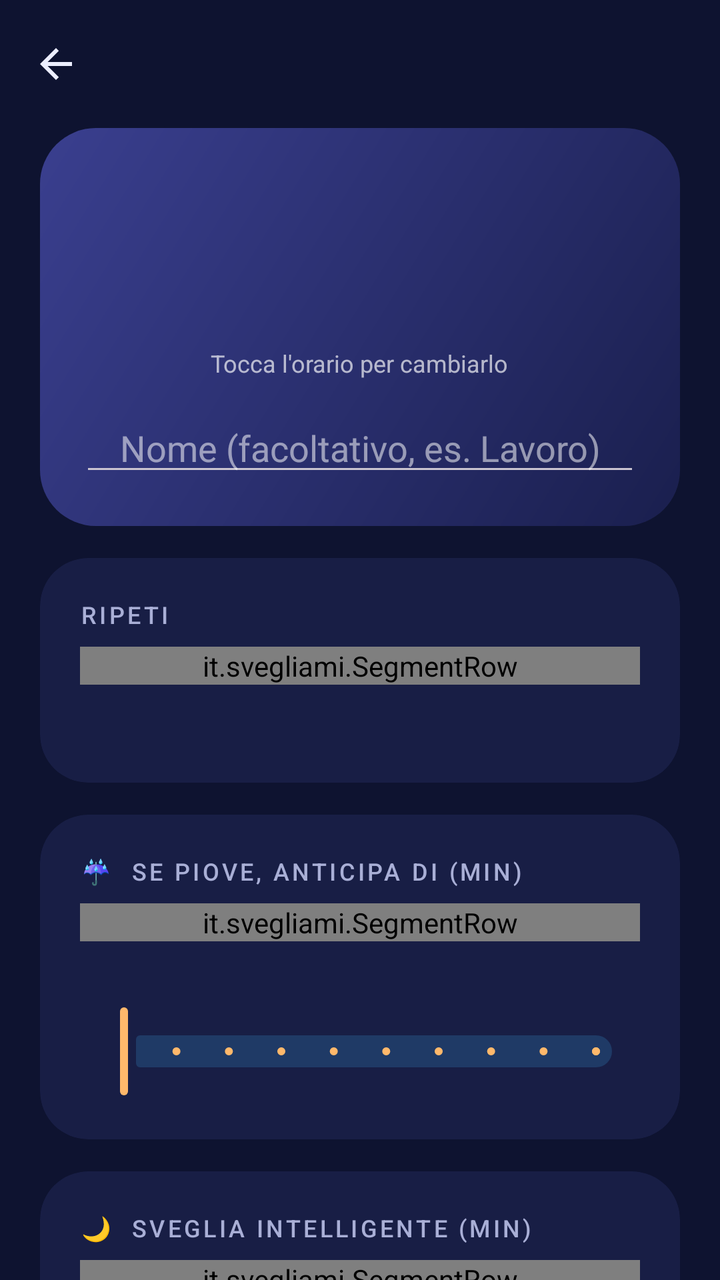
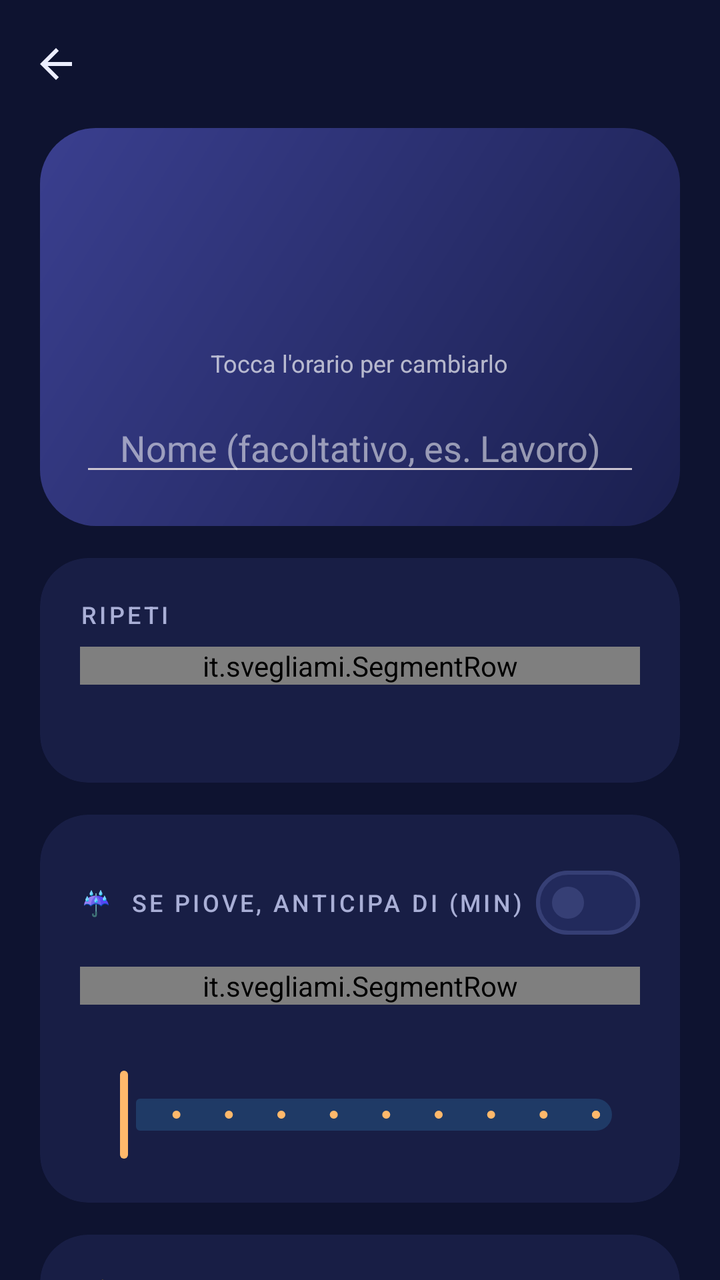

An Android layout rendered at two revisions. The XML below is the earlier revision; the diff shows what the commit changed to produce the second picture.
<!-- AndroidManifest.xml: application theme Theme.Svegliami -->
<!-- res/layout/activity_edit_alarm.xml -->
<?xml version="1.0" encoding="utf-8"?>
<LinearLayout xmlns:android="http://schemas.android.com/apk/res/android"
    xmlns:app="http://schemas.android.com/apk/res-auto"
    android:layout_width="match_parent"
    android:layout_height="match_parent"
    android:background="@color/night_bg"
    android:orientation="vertical">

    <com.google.android.material.appbar.MaterialToolbar
        android:id="@+id/toolbar"
        android:layout_width="match_parent"
        android:layout_height="?attr/actionBarSize"
        app:navigationIcon="@drawable/ic_arrow_back"
        app:titleTextColor="@color/on_surface" />

    <androidx.core.widget.NestedScrollView
        android:layout_width="match_parent"
        android:layout_height="match_parent">

        <LinearLayout
            android:layout_width="match_parent"
            android:layout_height="wrap_content"
            android:orientation="vertical"
            android:paddingStart="20dp"
            android:paddingEnd="20dp"
            android:paddingBottom="32dp">

            
            <LinearLayout
                android:layout_width="match_parent"
                android:layout_height="wrap_content"
                android:background="@drawable/bg_hero_night"
                android:gravity="center_horizontal"
                android:orientation="vertical"
                android:padding="20dp">

                <TextView
                    android:id="@+id/btnTime"
                    android:layout_width="wrap_content"
                    android:layout_height="wrap_content"
                    android:background="?attr/selectableItemBackground"
                    android:fontFamily="sans-serif-light"
                    android:includeFontPadding="false"
                    android:paddingHorizontal="16dp"
                    android:textColor="#FFFFFF"
                    android:textSize="76sp" />

                <TextView
                    android:layout_width="wrap_content"
                    android:layout_height="wrap_content"
                    android:text="Tocca l'orario per cambiarlo"
                    android:textColor="#AAFFFFFF"
                    android:textSize="12sp" />

                <EditText
                    android:id="@+id/etLabel"
                    android:layout_width="match_parent"
                    android:layout_height="wrap_content"
                    android:layout_marginTop="12dp"
                    android:gravity="center"
                    android:hint="Nome (facoltativo, es. Lavoro)"
                    android:inputType="textCapSentences"
                    android:textColor="#FFFFFF"
                    android:textColorHint="#88FFFFFF" />
            </LinearLayout>

            
            <com.google.android.material.card.MaterialCardView
                android:layout_width="match_parent"
                android:layout_height="wrap_content"
                android:layout_marginTop="16dp">

                <LinearLayout
                    android:layout_width="match_parent"
                    android:layout_height="wrap_content"
                    android:orientation="vertical"
                    android:padding="20dp">
            <TextView
                style="@style/Svegliami.Overline"
                android:layout_width="wrap_content"
                android:layout_height="wrap_content"
                android:layout_marginBottom="8dp"
                android:text="Ripeti" />
                    <it.svegliami.SegmentRow
                        android:id="@+id/chipDays"
                        android:layout_width="match_parent"
                        android:layout_height="wrap_content" />

                    <TextView
                        android:id="@+id/tvDaysHint"
                        style="@style/Svegliami.Body"
                        android:layout_width="wrap_content"
                        android:layout_height="wrap_content"
                        android:layout_marginTop="10dp" />
                </LinearLayout>
            </com.google.android.material.card.MaterialCardView>

            
            <com.google.android.material.card.MaterialCardView
                android:layout_width="match_parent"
                android:layout_height="wrap_content"
                android:layout_marginTop="16dp">

                <LinearLayout
                    android:layout_width="match_parent"
                    android:layout_height="wrap_content"
                    android:orientation="vertical"
                    android:padding="20dp">
            <TextView
                style="@style/Svegliami.Overline"
                android:layout_width="wrap_content"
                android:layout_height="wrap_content"
                android:layout_marginBottom="8dp"
                android:text="☔  Se piove, anticipa di (min)" />
                    <it.svegliami.SegmentRow
                        android:id="@+id/chipAdvance"
                        android:layout_width="match_parent"
                        android:layout_height="wrap_content" />

                    <TextView
                        android:id="@+id/tvProb"
                        style="@style/Svegliami.Body"
                        android:layout_width="wrap_content"
                        android:layout_height="wrap_content"
                        android:layout_marginTop="12dp" />

                    <com.google.android.material.slider.Slider
                        android:id="@+id/sliderProb"
                        android:layout_width="match_parent"
                        android:layout_height="wrap_content"
                        android:stepSize="10"
                        android:valueFrom="10"
                        android:valueTo="100"
                        app:labelBehavior="gone" />
                </LinearLayout>
            </com.google.android.material.card.MaterialCardView>

            
            <com.google.android.material.card.MaterialCardView
                android:layout_width="match_parent"
                android:layout_height="wrap_content"
                android:layout_marginTop="16dp">

                <LinearLayout
                    android:layout_width="match_parent"
                    android:layout_height="wrap_content"
                    android:orientation="vertical"
                    android:padding="20dp">
            <TextView
                style="@style/Svegliami.Overline"
                android:layout_width="wrap_content"
                android:layout_height="wrap_content"
                android:layout_marginBottom="8dp"
                android:text="🌙  Sveglia intelligente (min)" />
                    <it.svegliami.SegmentRow
                        android:id="@+id/chipSmart"
                        android:layout_width="match_parent"
                        android:layout_height="wrap_content" />

                    <TextView
                        style="@style/Svegliami.Body"
                        android:layout_width="wrap_content"
                        android:layout_height="wrap_content"
                        android:layout_marginTop="12dp"
                        android:text="Ti sveglia nel sonno leggero entro la finestra scelta. Funziona se la sera avvii «Buonanotte» nella sezione Sonno, con il telefono sul materasso o sul comodino." />
                </LinearLayout>
            </com.google.android.material.card.MaterialCardView>

            
            <com.google.android.material.card.MaterialCardView
                android:layout_width="match_parent"
                android:layout_height="wrap_content"
                android:layout_marginTop="16dp">

                <LinearLayout
                    android:layout_width="match_parent"
                    android:layout_height="wrap_content"
                    android:orientation="vertical"
                    android:padding="20dp">
            <TextView
                style="@style/Svegliami.Overline"
                android:layout_width="wrap_content"
                android:layout_height="wrap_content"
                android:layout_marginBottom="8dp"
                android:text="🔔  Suoneria" />
                    <LinearLayout
                        android:layout_width="match_parent"
                        android:layout_height="wrap_content"
                        android:orientation="horizontal">

                        <Button
                            android:id="@+id/btnRingtone"
                            style="@style/Widget.Material3.Button.TonalButton"
                            android:layout_width="0dp"
                            android:layout_height="wrap_content"
                            android:layout_weight="1"
                            android:ellipsize="end"
                            android:maxLines="1" />

                        <Button
                            android:id="@+id/btnPreview"
                            style="@style/Widget.Material3.Button.OutlinedButton"
                            android:layout_width="wrap_content"
                            android:layout_height="wrap_content"
                            android:layout_marginStart="8dp"
                            android:text="▶ Prova" />
                    </LinearLayout>
                </LinearLayout>
            </com.google.android.material.card.MaterialCardView>

            <Button
                android:id="@+id/btnSave"
                android:layout_width="match_parent"
                android:layout_height="60dp"
                android:layout_marginTop="24dp"
                android:text="Salva"
                android:textSize="17sp" />

            <Button
                android:id="@+id/btnTest"
                style="@style/Widget.Material3.Button.TonalButton"
                android:layout_width="match_parent"
                android:layout_height="wrap_content"
                android:layout_marginTop="4dp"
                android:text="☁  Controlla il meteo adesso" />

            <Button
                android:id="@+id/btnDelete"
                style="@style/Widget.Material3.Button.TextButton"
                android:layout_width="match_parent"
                android:layout_height="wrap_content"
                android:text="Elimina sveglia"
                android:textColor="@color/error" />

            <TextView
                android:id="@+id/tvStatus"
                style="@style/Svegliami.Body"
                android:layout_width="match_parent"
                android:layout_height="wrap_content"
                android:layout_marginTop="8dp" />
        </LinearLayout>
    </androidx.core.widget.NestedScrollView>
</LinearLayout>
<!-- resources referenced by this layout -->
<resources>
  <color name="error">#FF8A80</color>
  <color name="night_bg">#0E1330</color>
  <color name="on_surface">#ECEEFF</color>
  <!-- drawable bg_hero_night (drawable) -->
  <?xml version="1.0" encoding="utf-8"?>
  <shape xmlns:android="http://schemas.android.com/apk/res/android">
      <gradient android:angle="315" android:startColor="#3A3F8F" android:endColor="#1A1F4E" />
      <corners android:radius="28dp" />
  </shape>
  <!-- drawable ic_arrow_back (drawable) -->
  <vector xmlns:android="http://schemas.android.com/apk/res/android"
      android:width="24dp" android:height="24dp" android:viewportWidth="24" android:viewportHeight="24"
      android:autoMirrored="true">
      <path android:fillColor="#FFECEEFF" android:pathData="M20,11H7.83l5.59,-5.59L12,4l-8,8 8,8 1.41,-1.41L7.83,13H20v-2z" />
  </vector>
  <style name="Svegliami.Body" parent="">
          <item name="android:textSize">14sp</item>
          <item name="android:textColor">@color/on_surface_variant</item>
          <item name="android:lineSpacingExtra">2dp</item>
      </style>
  <style name="Svegliami.Overline" parent="">
          <item name="android:textSize">12sp</item>
          <item name="android:letterSpacing">0.12</item>
          <item name="android:textAllCaps">true</item>
          <item name="android:fontFamily">sans-serif-medium</item>
          <item name="android:textColor">@color/on_surface_variant</item>
      </style>
  <style name="Theme.Svegliami" parent="Base.Theme.Svegliami" />
  <color name="on_surface_variant">#A9AFD6</color>
  <color name="primary">#FFB86B</color>
  <color name="on_primary">#3A2000</color>
  <color name="primary_container">#4F3414</color>
  <color name="on_primary_container">#FFDDB8</color>
  <color name="secondary">#8AB4FF</color>
  <color name="on_secondary">#00224D</color>
  <color name="secondary_container">#1F3A66</color>
  <color name="on_secondary_container">#D6E3FF</color>
  <color name="tertiary">#B9A5FF</color>
  <color name="on_tertiary">#20125A</color>
  <color name="tertiary_container">#33296B</color>
  <color name="on_tertiary_container">#E8DEFF</color>
  <color name="error_container">#4A1F2B</color>
  <color name="on_error_container">#FFDAD6</color>
  <color name="surface_high">#222A5C</color>
  <color name="outline">#363F75</color>
  <color name="surface">#181E45</color>
  <style name="Svegliami.Card" parent="Widget.Material3.CardView.Filled">
          <item name="cardBackgroundColor">@color/surface</item>
          <item name="cardCornerRadius">24dp</item>
          <item name="cardElevation">0dp</item>
          <item name="strokeWidth">0dp</item>
      </style>
  <!-- unchanged entries left out for length: 1 -->
</resources>

<!-- the commit's change to res/layout/activity_edit_alarm.xml (unified diff, before → after) -->
@@ -106,12 +106,32 @@
                     android:layout_height="wrap_content"
                     android:orientation="vertical"
                     android:padding="20dp">
-            <TextView
-                style="@style/Svegliami.Overline"
-                android:layout_width="wrap_content"
-                android:layout_height="wrap_content"
-                android:layout_marginBottom="8dp"
-                android:text="☔  Se piove, anticipa di (min)" />
+                    <LinearLayout
+                        android:layout_width="match_parent"
+                        android:layout_height="wrap_content"
+                        android:gravity="center_vertical"
+                        android:orientation="horizontal">
+
+                        <TextView
+                            android:id="@+id/tvRainTitle"
+                            style="@style/Svegliami.Overline"
+                            android:layout_width="0dp"
+                            android:layout_height="wrap_content"
+                            android:layout_weight="1"
+                            android:text="☔  Se piove, anticipa di (min)" />
+
+                        <com.google.android.material.materialswitch.MaterialSwitch
+                            android:id="@+id/swRain"
+                            android:layout_width="wrap_content"
+                            android:layout_height="wrap_content" />
+                    </LinearLayout>
+
+                    <LinearLayout
+                        android:id="@+id/rainOptions"
+                        android:layout_width="match_parent"
+                        android:layout_height="wrap_content"
+                        android:layout_marginTop="8dp"
+                        android:orientation="vertical">
                     <it.svegliami.SegmentRow
                         android:id="@+id/chipAdvance"
                         android:layout_width="match_parent"
@@ -132,6 +152,7 @@
                         android:valueFrom="10"
                         android:valueTo="100"
                         app:labelBehavior="gone" />
+                    </LinearLayout>
                 </LinearLayout>
             </com.google.android.material.card.MaterialCardView>
 
